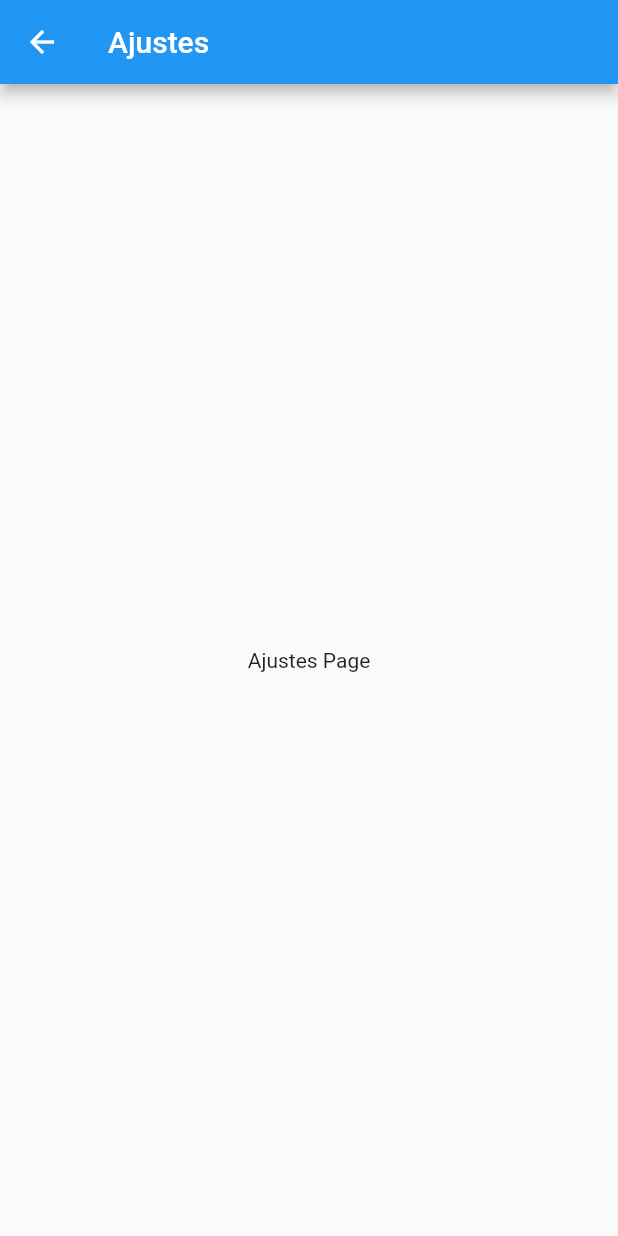
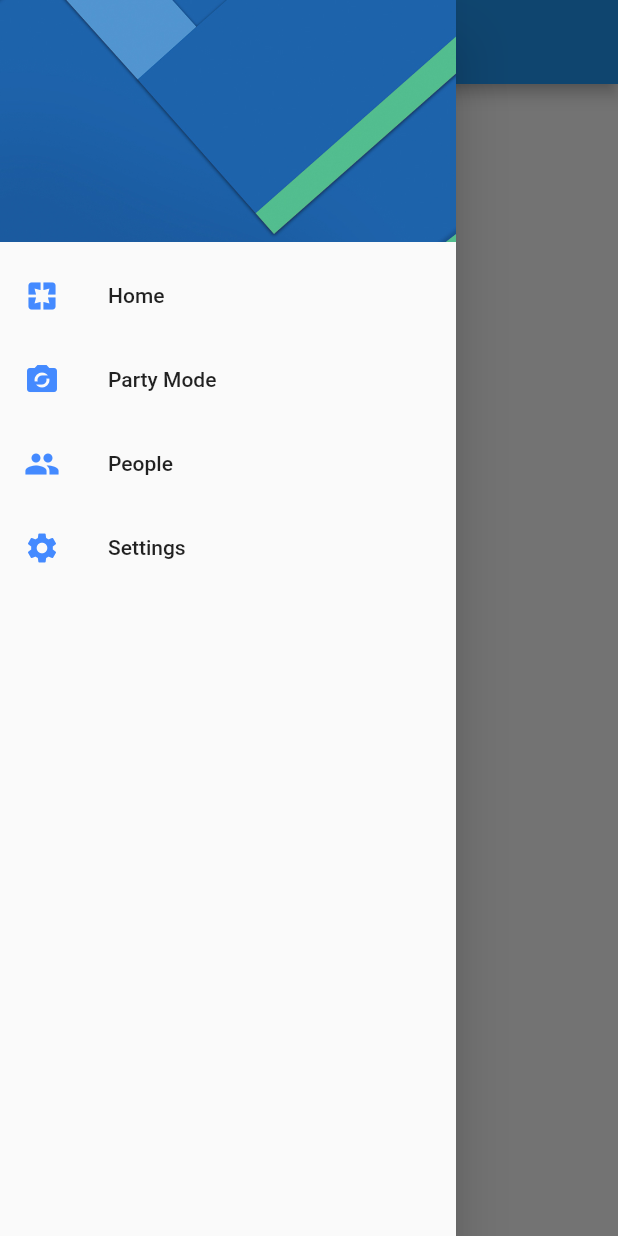
Before and after one commit to cesaroer/user_preferences_flutter, a Flutter app: the SettingsPage screen opened by its route, with the side drawer open (before the commit the screen has no drawer), on a phone screen of 412 x 824 dp. Run offline on Flutter 3.47's test engine with Material 2 defaults, Android fonts, the phone set to English and light mode, and no system bars.

Commit message:
MenuDrawer now is a custom widget

```diff
--- a/lib/src/pages/settings_page.dart
+++ b/lib/src/pages/settings_page.dart
@@ -1,4 +1,5 @@
 import 'package:flutter/material.dart';
+import 'package:preferencias_usuario/widgets/menu_widget.dart';
 
 class SettingsPage extends StatelessWidget {
   static final String routeName = "settings";
@@ -9,6 +10,7 @@ class SettingsPage extends StatelessWidget {
       appBar: AppBar(
         title: Text("Ajustes"),
       ),
+      drawer: MenuWidget(),
       body: Center(
         child: Text("Ajustes Page"),
       ),
--- /dev/null
+++ b/lib/widgets/menu_widget.dart
@@ -0,0 +1,50 @@
+import 'package:flutter/material.dart';
+import 'package:preferencias_usuario/src/pages/home_pages.dart';
+import 'package:preferencias_usuario/src/pages/settings_page.dart';
+
+class MenuWidget extends StatelessWidget {
+  @override
+  Widget build(BuildContext context) {
+    return Drawer(
+      child: ListView(
+        padding: EdgeInsets.zero,
+        children: [
+          DrawerHeader(
+            child: Container(),
+            decoration: BoxDecoration(
+              image: DecorationImage(
+                image: AssetImage("assets/menu-img.jpg"),
+                fit: BoxFit.cover,
+              ),
+            ),
+          ),
+          ListTile(
+            leading: Icon(Icons.pages, color: Colors.blueAccent),
+            title: Text("Home"),
+            onTap: () {
+              Navigator.pushReplacementNamed(context, HomePage.routeName);
+            },
+          ),
+          ListTile(
+            leading: Icon(Icons.party_mode, color: Colors.blueAccent),
+            title: Text("Party Mode"),
+            onTap: () {},
+          ),
+          ListTile(
+            leading: Icon(Icons.people, color: Colors.blueAccent),
+            title: Text("People"),
+            onTap: () {},
+          ),
+          ListTile(
+            leading: Icon(Icons.settings, color: Colors.blueAccent),
+            title: Text("Settings"),
+            onTap: () {
+              //Esta funcion saca todos los views del stack
+              Navigator.pushReplacementNamed(context, SettingsPage.routeName);
+            },
+          ),
+        ],
+      ),
+    );
+  }
+}
```
Also changed, not shown: lib/src/pages/home_pages.dart (+2 -47 lines).
